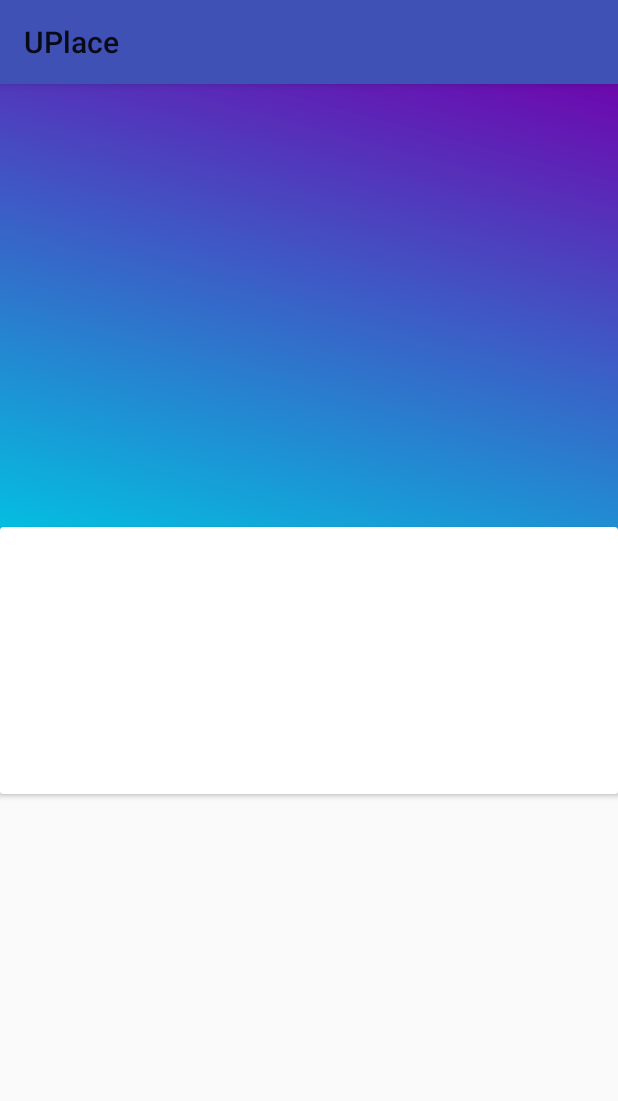
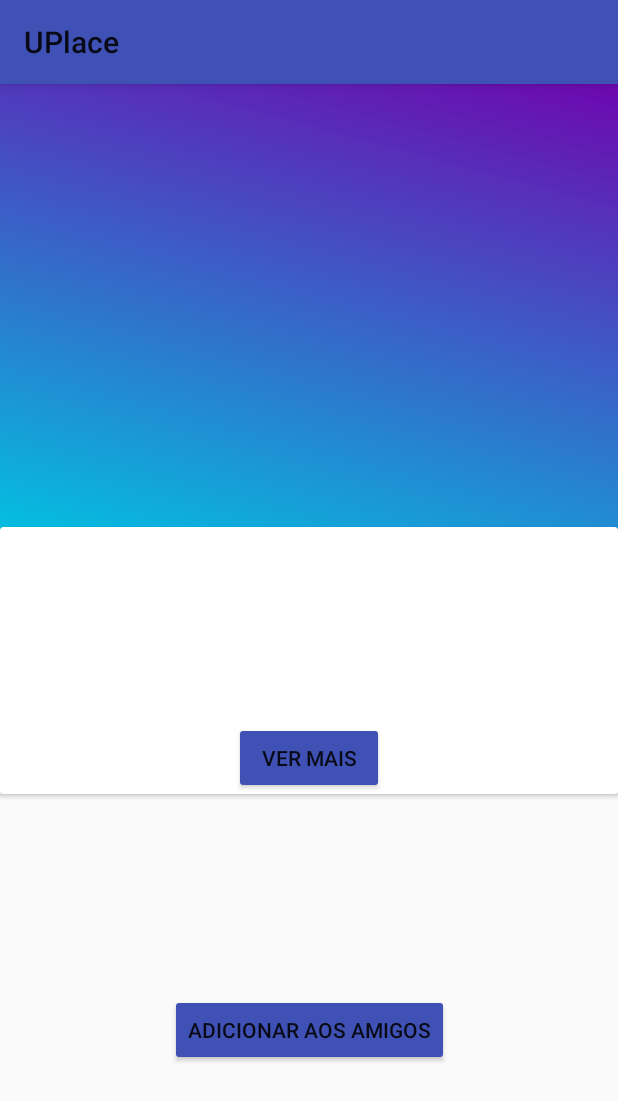
Before and after one commit to BrLocha94/App_Uplace, an Android app: the Perfil screen opened directly, with no data from a screen before it, on a phone screen of 412 x 824 dp. Shown: the top 1101 px of the screen. Run offline under Robolectric (Android 15) with nearby library versions, the phone set to English and light mode, and no system bars; our stand-ins replace Firebase (no records; nobody signed in at launch, a user with empty details on screens opened directly); 5 statements that could not run were skipped.

Commit message:
"Upload 19, Desculpa"

```diff
--- a/app/src/main/java/com/example/blgo94/uff_game/Perfil.java
+++ b/app/src/main/java/com/example/blgo94/uff_game/Perfil.java
@@ -69,15 +69,15 @@ public class Perfil extends AppCompatActivity {
         texto_nome.setText(user.getUser_name());
 
         texto_lv = (TextView) findViewById(R.id.perfil_level);
-        texto_lv.setText(user.getLevel());
+        texto_lv.setText("LEVEL: " + user.getLevel());
 
         texto_score = (TextView) findViewById(R.id.perfil_score);
-        texto_score.setText(user.getScore());
+        texto_score.setText("SCORE: " + user.getScore());
 
 
-        if(caso == 1){
-            /*
-            add_amigo = (Button) findViewById(R.id.perfil_botao_addamigo);
+        if(caso == 0){
+
+            add_amigo = (Button) findViewById(R.id.perfil_adicionar_amigo);
             add_amigo.setVisibility(View.VISIBLE);
 
             add_amigo.setOnClickListener(new View.OnClickListener() {
@@ -86,7 +86,7 @@ public class Perfil extends AppCompatActivity {
                     requisita_add_amigo();
                 }
             });
-            */
+
         }
         else{
             lista = (ListView) findViewById(R.id.lista_5_ultimas);
--- a/app/src/main/res/layout/activity_perfil.xml
+++ b/app/src/main/res/layout/activity_perfil.xml
@@ -6,6 +6,27 @@
     android:layout_height="match_parent"
     tools:context=".Perfil"
     tools:layout_editor_absoluteY="25dp">
+
+    <Button
+        android:id="@+id/perfil_adicionar_amigo"
+        android:layout_width="wrap_content"
+        android:layout_height="wrap_content"
+        android:layout_gravity="center"
+        android:layout_marginStart="8dp"
+        android:layout_marginLeft="8dp"
+        android:layout_marginTop="8dp"
+        android:layout_marginEnd="8dp"
+        android:layout_marginRight="8dp"
+        android:layout_marginBottom="8dp"
+        android:backgroundTint="#3f51b5"
+        android:text="Adicionar aos amigos"
+        android:visibility="gone"
+        app:layout_constraintBottom_toBottomOf="parent"
+        app:layout_constraintEnd_toEndOf="parent"
+        app:layout_constraintHorizontal_bias="0.502"
+        app:layout_constraintStart_toStartOf="parent"
+        app:layout_constraintTop_toTopOf="parent"
+        app:layout_constraintVertical_bias="0.85" />
 
     <RelativeLayout
         android:id="@+id/relativeLayout"
@@ -171,17 +192,15 @@
             android:layout_gravity="bottom"
             android:orientation="vertical">
 
-            <!--
-            <android.support.design.widget.FloatingActionButton
-                android:id="@+id/floatingActionButton"
-                android:layout_width="match_parent"
-                android:layout_height="wrap_content"
-                android:layout_gravity="center"
-                android:layout_marginTop="@id/perfil_badge_2"
-                android:clickable="true"
-                android:focusable="true"
-                app:srcCompat="@android:drawable/arrow_down_float" />
-            -->
+            <Button
+                android:id="@+id/perfil_ver_mais"
+                android:layout_width="100sp"
+                android:layout_height="match_parent"
+                android:text="Ver Mais"
+                android:backgroundTint="#3f51b5"
+                android:layout_gravity="center"/>
+
+
         </LinearLayout>
 
     </android.support.v7.widget.CardView>
```
